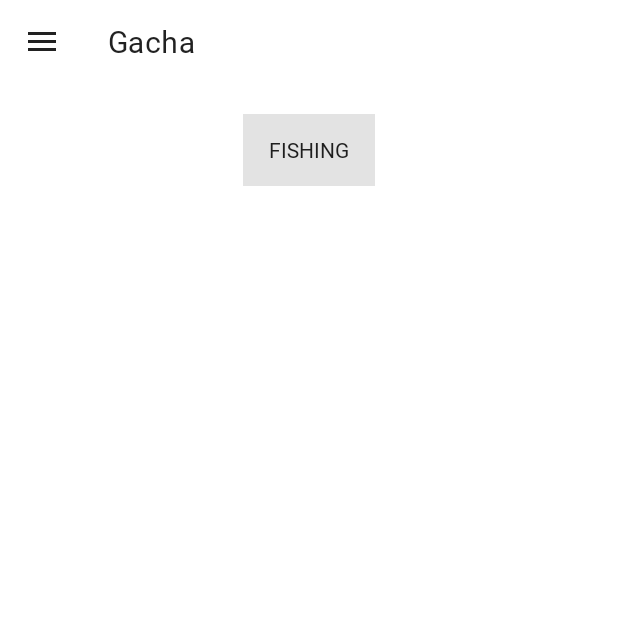
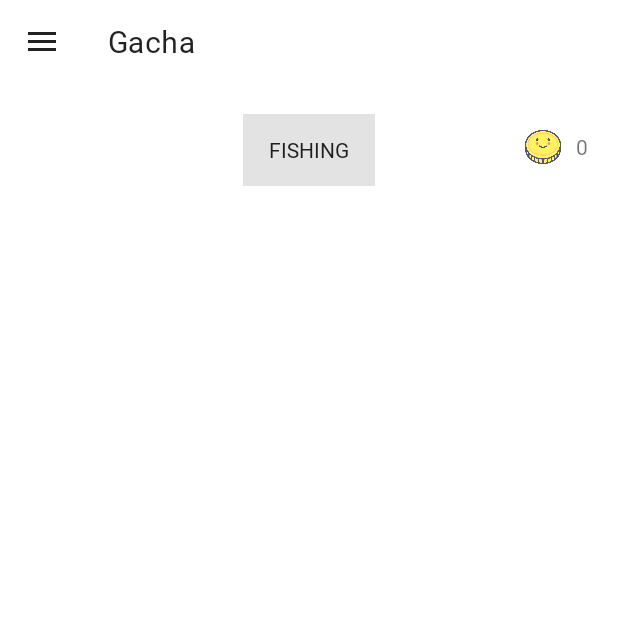
Before and after one commit to JongP/Habito_Android_MadcampWeek4, an Android app: the screen it shows after launch once a user with an empty profile is signed in (MainActivity), in the side drawer, after a tap on "Gacha", on a phone screen of 412 x 824 dp, the top half of it. Run offline under Robolectric (Android 15) with nearby library versions, the phone set to English and light mode, and no system bars; our stand-ins replace Firebase (no records; nobody signed in at launch, a user with empty details on screens opened directly), navigation-ui; libraries missing offline, so code that uses them is left out: com.facebook, com.facebook.login, com.github.ybq.android; 10 statements that could not run were skipped.

Commit message:
GachaFragment/gacha fish LoginActivity/Login.setPoints done

```diff
--- a/app/src/main/java/com/example/madcampweek4/Fish.java
+++ b/app/src/main/java/com/example/madcampweek4/Fish.java
@@ -5,6 +5,7 @@ import java.util.ArrayList;
 public class Fish {
     private static ArrayList<Boolean> own;
     private static int[] head= {-1,-1,1,1,1,-1,-1,1};
+    private static int MAX_FISH = 7;
 
     public static ArrayList<Boolean> getOwn() {
         return own;
@@ -22,4 +23,7 @@ public class Fish {
         return head;
     }
 
+    public static int getMaxFish() {
+        return MAX_FISH;
+    }
 }
--- a/app/src/main/java/com/example/madcampweek4/LoginActivity.java
+++ b/app/src/main/java/com/example/madcampweek4/LoginActivity.java
@@ -106,6 +106,7 @@ public class LoginActivity extends AppCompatActivity implements GoogleApiClient.
                         // 여기는 일반 사용자 사진 가져오기!
                         intent.putExtra("profileUrl", userAccount.getProfileURL());
                         intent.putExtra("points", userAccount.getPoints());
+                        Login.setPoints(userAccount.getPoints());
                         startActivity(intent);
                         finish();
                     }
@@ -149,6 +150,7 @@ public class LoginActivity extends AppCompatActivity implements GoogleApiClient.
                                         // 여기는 일반 사용자 사진 가져오기!
                                         intent.putExtra("profileUrl", userAccount.getProfileURL());
                                         intent.putExtra("points", point);
+                                        Login.setPoints(userAccount.getPoints());
                                         startActivity(intent);
                                         finish();
                                     }
@@ -357,21 +359,21 @@ public class LoginActivity extends AppCompatActivity implements GoogleApiClient.
     }
 
     private void updateUserToday(){
-        //@SuppressLint("SimpleDateFormat") String timeStamp = new SimpleDateFormat("yyyy-MM-dd").format(new Date());
-        final String timeStamp="2021-07-29";//?????????
+        @SuppressLint("SimpleDateFormat") String timeStamp = new SimpleDateFormat("yyyy-MM-dd").format(new Date());
+
         //update user fish
         mDatabaseRef.child("UserAccount").child(userId).child("fish").get().addOnSuccessListener(new OnSuccessListener<DataSnapshot>() {
             @Override
             public void onSuccess(DataSnapshot dataSnapshot) {
                 if(dataSnapshot.getValue()!=null){
                     Fish.setOwn( (ArrayList<Boolean>) dataSnapshot.getValue());
-                    Log.d(TAG, dataSnapshot.getValue().toString());
-                    Log.d(TAG, Fish.getOwn().toString());
+                    //Log.d(TAG, dataSnapshot.getValue().toString());
+                    //Log.d(TAG, Fish.getOwn().toString());
                 }else//if user is first time to log in
                 {
                     Log.d(TAG, "fish data null");
                     ArrayList<Boolean> arrayList=new ArrayList<>();
-                    for(int i=0;i<7;i++){
+                    for(int i=0;i<Fish.getMaxFish();i++){
                         arrayList.add(false);
                     }
                     mDatabaseRef.child("UserAccount").child(userId).child("fish").setValue(arrayList);
@@ -397,7 +399,7 @@ public class LoginActivity extends AppCompatActivity implements GoogleApiClient.
                     public void onSuccess(DataSnapshot dataSnapshot) {
                         if(dataSnapshot.getValue()!=null){
                             HashMap<String,Object> map = (HashMap<String, Object>)dataSnapshot.getValue();
-                            //for new day
+                            //for new day  when date is different
                             if(map!=null&&map.get("date")!=null&&!map.get("date").equals(timeStamp)){
                                 double ratio=0;
 
@@ -443,6 +445,7 @@ public class LoginActivity extends AppCompatActivity implements GoogleApiClient.
                                             mDatabaseRef.child("UserAccount").child(userId).child("points").setValue(total);
 
                                             Login.setPoints(total);
+                                            Log.d(TAG, "setPoints toal: "+String.valueOf(total));
                                             mDatabaseRef.child("UserAccount").child(userId).child("recent_points").setValue(point);
 
                                         }
--- a/app/src/main/java/com/example/madcampweek4/ui/gacha/GachaFragment.java
+++ b/app/src/main/java/com/example/madcampweek4/ui/gacha/GachaFragment.java
@@ -7,18 +7,34 @@ import androidx.appcompat.widget.AppCompatButton;
 import androidx.fragment.app.Fragment;
 
 import android.os.Handler;
+import android.util.Log;
 import android.view.LayoutInflater;
 import android.view.View;
 import android.view.ViewGroup;
+import android.widget.TextView;
+import android.widget.Toast;
 
 import com.airbnb.lottie.LottieAnimationView;
+import com.example.madcampweek4.Fish;
+import com.example.madcampweek4.Login;
 import com.example.madcampweek4.R;
+import com.google.firebase.auth.FirebaseAuth;
+import com.google.firebase.database.DatabaseReference;
+import com.google.firebase.database.FirebaseDatabase;
+import com.google.firebase.storage.FirebaseStorage;
+
+import java.util.HashMap;
+import java.util.Random;
 
 
 public class GachaFragment extends Fragment {
     private View view;
     private AppCompatButton btn_fishing;
+    private FirebaseAuth mFirebaseAuth;
+    private DatabaseReference databaseRef;
+    private TextView tv_gachaPoint;
     private LottieAnimationView lottie_fishing,lottie_fish,lottie_conffeti;
+    private String TAG = "GachaFragTAG";
     public GachaFragment() {
         // Required empty public constructor
     }
@@ -30,20 +46,41 @@ public class GachaFragment extends Fragment {
         // Inflate the layout for this fragment
         view= inflater.inflate(R.layout.fragment_gacha, container, false);
 
+        //firebase
+        String userId = FirebaseAuth.getInstance().getCurrentUser().getUid();
+        databaseRef = FirebaseDatabase.getInstance().getReference("MadCampWeek4/UserAccount/"+userId);
+
+
+
         lottie_fishing = view.findViewById(R.id.lottie_fishing);
         lottie_fish = view.findViewById(R.id.lottie_fish);
         lottie_conffeti= view.findViewById(R.id.lottie_conffeti);
         btn_fishing = view.findViewById(R.id.btn_fishing);
+        tv_gachaPoint = view.findViewById(R.id.tv_gachaPoint);
+
+        tv_gachaPoint.setText(String.valueOf(Login.getPoints()));
 
         btn_fishing.setOnClickListener(new View.OnClickListener() {
             @Override
             public void onClick(View v) {
+                if(Login.getPoints()<300){
+                    Toast.makeText(getContext(),"Not Enough Points",Toast.LENGTH_SHORT).show();
+                    return;
+                }
+                Login.setPoints(Login.getPoints()-300);
+                tv_gachaPoint.setText(String.valueOf(Login.getPoints()));
+
+                HashMap<String,Object> map = new HashMap<>();
+                map.put("points",Login.getPoints());
+                databaseRef.updateChildren(map);
+
                 btn_fishing.setVisibility(View.GONE);
+
                 lottie_fishing.playAnimation();
                 new Handler().postDelayed(new Runnable() {
                     @Override
                     public void run() {
-                        lottie_fish.setAnimation(R.raw.fish_spin_jelly);
+                        pickFish();
                         lottie_fish.playAnimation();
                         lottie_conffeti.playAnimation();
                     }
@@ -52,7 +89,23 @@ public class GachaFragment extends Fragment {
             }
         });
 
-
         return  view;
     }
+
+    private void pickFish(){
+        Random random = new Random();
+        int num = random.nextInt(Fish.getMaxFish());
+        Fish.getOwn().set(num,true);
+        Log.d(TAG, "num: "+String.valueOf(num)+" "+Fish.getOwn().toString());
+        databaseRef.child("fish").setValue(Fish.getOwn());
+
+        if(num==0) lottie_fish.setAnimation(R.raw.cutefish);
+        else if(num==1) lottie_fish.setAnimation(R.raw.fish_shark);
+        else if(num==2) lottie_fish.setAnimation(R.raw.fish_spin_jelly);
+        else if(num==3) lottie_fish.setAnimation(R.raw.fish_turtle);
+        else if(num==4) lottie_fish.setAnimation(R.raw.fish_whale);
+        else if(num==5) lottie_fish.setAnimation(R.raw.fish_balloon);
+        else if(num==6) lottie_fish.setAnimation(R.raw.fish_blue);
+
+    }
 }
--- a/app/src/main/res/layout/fragment_gacha.xml
+++ b/app/src/main/res/layout/fragment_gacha.xml
@@ -17,9 +17,34 @@
         android:background="@color/gray"/>
 
 
+
     <RelativeLayout
         android:layout_width="match_parent"
         android:layout_height="match_parent">
+
+        <LinearLayout
+            android:layout_width="wrap_content"
+            android:layout_height="wrap_content"
+            android:orientation="horizontal"
+            android:layout_alignParentRight="true"
+            android:layout_marginTop="30dp"
+            android:layout_marginRight="20dp"
+            android:gravity="center_vertical">
+
+            <ImageView
+                android:id="@+id/iv_gachaCoin"
+                android:layout_width="24dp"
+                android:layout_height="24dp"
+                android:src="@drawable/coin" />
+
+            <TextView
+                android:id="@+id/tv_gachaPoint"
+                android:layout_width="wrap_content"
+                android:layout_height="wrap_content"
+                android:layout_marginStart="10dp"
+                android:text="points" />
+            />
+        </LinearLayout>
 
         <com.airbnb.lottie.LottieAnimationView
             android:id="@+id/lottie_conffeti"
```
Also changed, not shown: app/src/main/java/com/example/madcampweek4/Login.java (+9 -8 lines).
